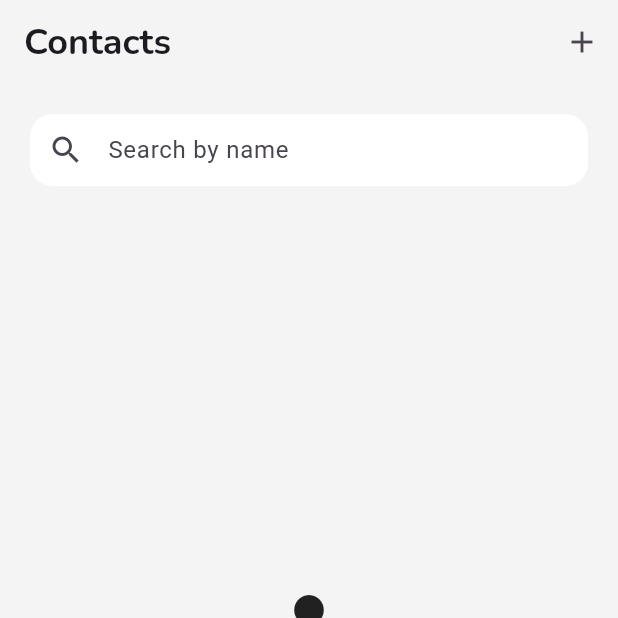
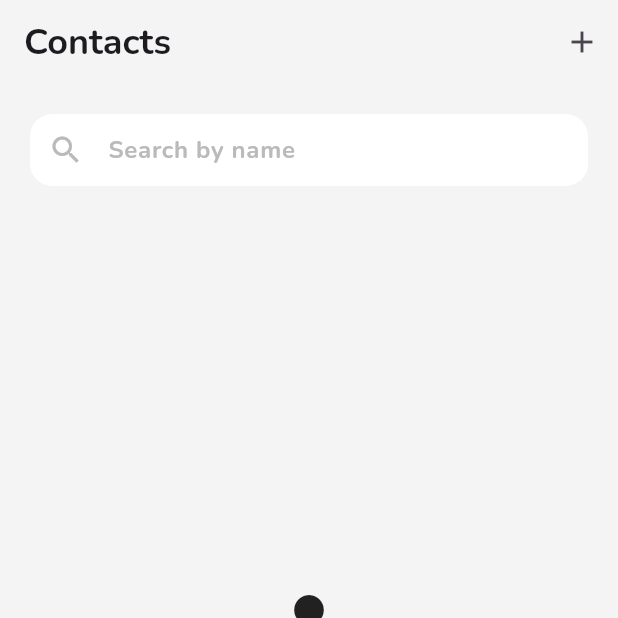
Before and after one commit to gunesserenay/flutter_contacts, a Flutter app: the screen it shows after launch, on a phone screen of 412 x 824 dp, the top half of it. Run offline on Flutter 3.47's test engine with Material 3 defaults, Android fonts, the phone set to English and light mode, and no system bars; our stand-ins replace flutter_image_compress, google_fonts, image_picker; network calls fail.

Commit message:
CircularProgress widget added to edit contact

```diff
--- a/lib/screens/contact_details.dart
+++ b/lib/screens/contact_details.dart
@@ -392,7 +392,9 @@ class _ContactDetailsState extends State<ContactDetails> {
                         });
                       }
                     },
-                    child: Text(
+                    child: _isSaving
+                        ? const CircularProgressIndicator()
+                        : Text(
                             !_isEditing ? 'Edit' : 'Done',
                             style: !_isEditing
                                 ? GoogleFonts.nunito(
--- a/lib/screens/contacts.dart
+++ b/lib/screens/contacts.dart
@@ -158,7 +158,12 @@ class _ContactsState extends State<Contacts> {
             keyboardType: TextInputType.text,
             decoration: InputDecoration(
               hintText: 'Search by name',
+              hintStyle: GoogleFonts.nunito(
+                  fontSize: 16,
+                  color: const Color(0xFFBABABA),
+                  fontWeight: FontWeight.bold),
               prefixIcon: const Icon(Icons.search),
+              prefixIconColor: const Color(0xFFBABABA),
               filled: true,
               fillColor: const Color(0xFFFFFFFF),
               contentPadding:
```
Lines whose indentation alone changed are shown as unchanged.
